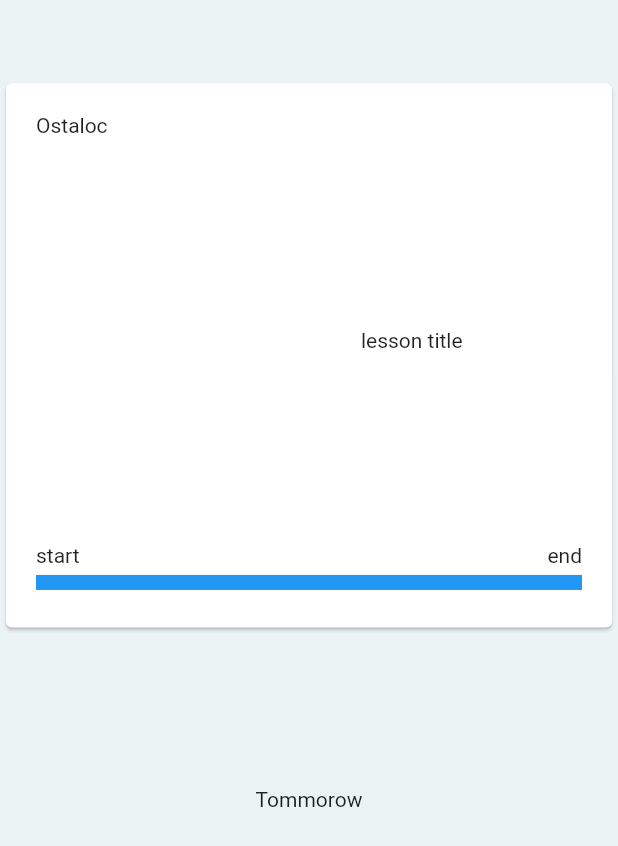
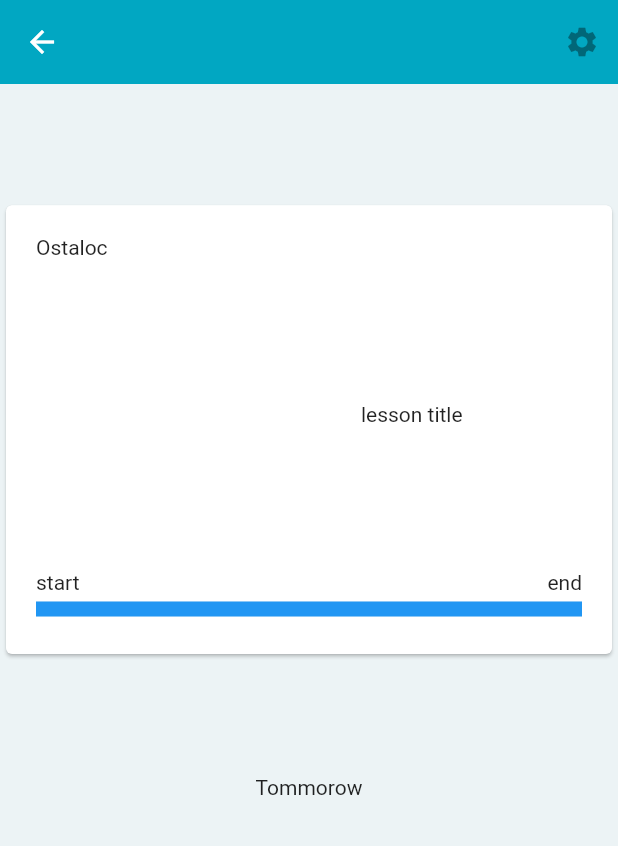
Before and after one commit to jesusroyal/Orario-Flutter-edition, a Flutter app: the MainPage screen opened directly, on a phone screen of 412 x 824 dp. Shown: the top 846 px of the screen. Run offline on Flutter 3.47's test engine with Material 2 defaults, Android fonts, the phone set to English and light mode, and no system bars; our stand-ins replace bloc, equatable, firebase_database, flutter_bloc, flutter_svg, flutter_swiper and 1 more; missing offline and left inert: group_list_view; accounts and stored records are empty; statements that could not run were skipped.

Commit message:
Add appbar to main page

```diff
--- a/lib/presentation/home/main/main_page.dart
+++ b/lib/presentation/home/main/main_page.dart
@@ -5,14 +5,18 @@ class MainPage extends StatelessWidget {
   @override
   Widget build(BuildContext context) {
     return Scaffold(
+      appBar: AppBar(
+        actions: [IconButton(icon: Icon(Icons.settings), onPressed: null)],
+        elevation: 0.0,
+      ),
       body: LayoutBuilder(
         builder: (context, constraints) {
           return Column(
-            mainAxisAlignment: MainAxisAlignment.spaceAround,
+            mainAxisAlignment: MainAxisAlignment.spaceEvenly,
             children: [
               Container(
                 child: LessonCardContainer(),
-                height: constraints.maxHeight * (0.45),
+                height: constraints.maxHeight * (0.4),
               ),
               Container(
                   height: constraints.maxHeight * (0.30),
```
